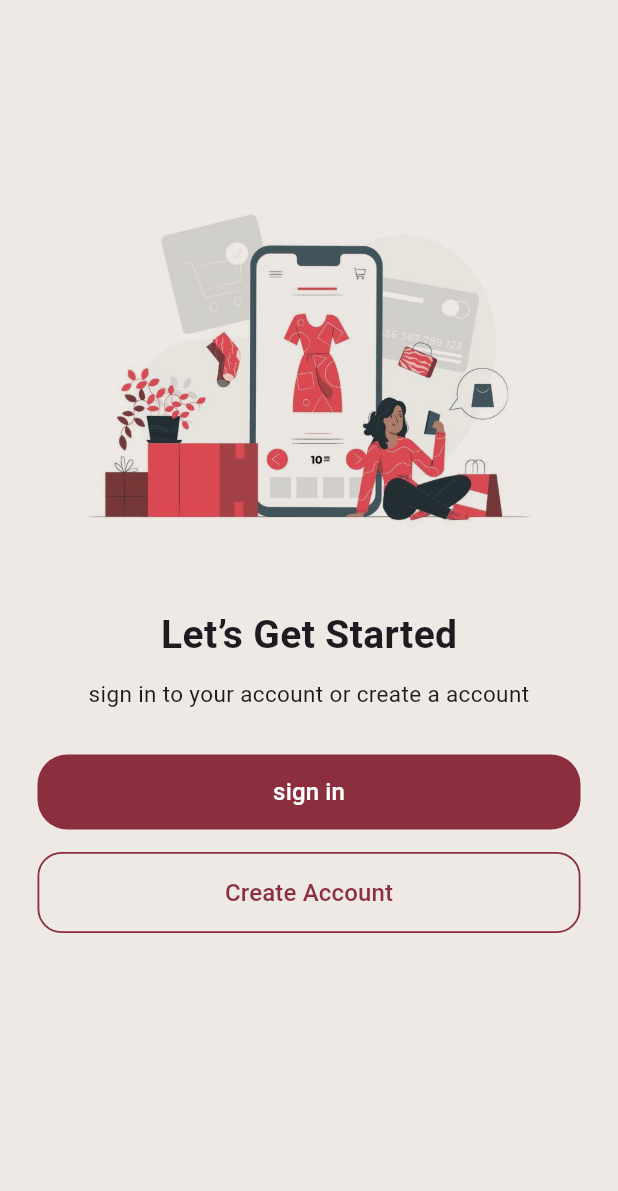
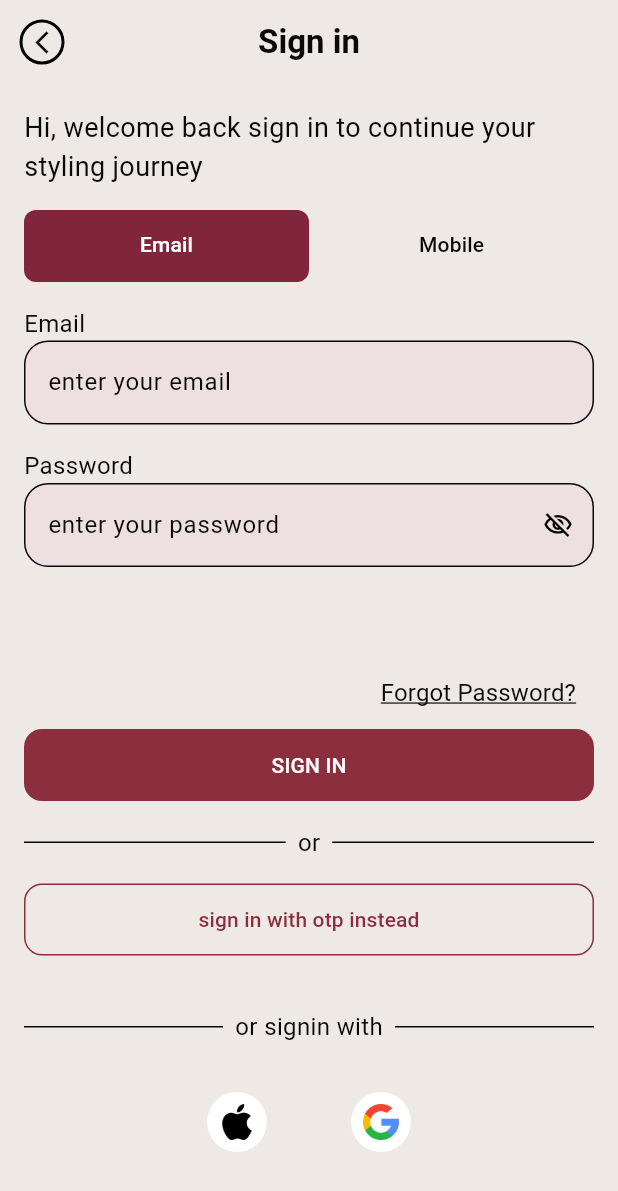
Before and after one commit to Coder240807/kisekae, a Flutter app: the screen it shows after launch, after a tap on "sign in", on a phone screen of 412 x 824 dp. Shown: the top 1191 px of the screen. Run offline on Flutter 3.47's test engine with Material 3 defaults, Android fonts, the phone set to English and light mode, and no system bars.

Commit message:
feat: add login and password recovery screens

```diff
--- a/lib/main.dart
+++ b/lib/main.dart
@@ -1,5 +1,5 @@
 import 'package:flutter/material.dart';
-import 'package:kisekae/getting_started.dart';
+import 'package:kisekae/screens/getting_started.dart';
 
 void main() {
   runApp(const MyApp());
@@ -12,7 +12,20 @@ class MyApp extends StatelessWidget {
   Widget build(BuildContext context) {
     return MaterialApp(
       title: 'Kisekae',
-      theme: ThemeData(),
+      theme: ThemeData(
+        colorScheme: ColorScheme(
+          brightness: Brightness.light,
+          primary: Color(0xFF8B2E3E),
+          onPrimary: Color(0xFFFFFFFF),
+          secondary: Color(0xFF6F2532),
+          onSecondary: Color(0xFFFFFFFF),
+          error: Color(0xFFFF2C2C),
+          onError: Color(0xFFEAEAEA),
+          surface: Color(0xFFEEE9E4),
+          onSurface: Color(0xFF09090A),
+          surfaceContainerHighest: Color(0XFFEEE0E2),
+        ),
+      ),
       debugShowCheckedModeBanner: false,
       home: const GettingStartedScreen(),
     );
--- a/lib/getting_started.dart
+++ b/lib/screens/getting_started.dart
@@ -1,5 +1,6 @@
 import 'package:flutter/material.dart';
-import 'package:kisekae/create_account.dart';
+import 'package:kisekae/screens/create_account.dart';
+import 'package:kisekae/screens/signin.dart';
 
 class GettingStartedScreen extends StatelessWidget {
   const GettingStartedScreen({super.key});
@@ -46,13 +47,18 @@ class GettingStartedScreen extends StatelessWidget {
 
                 const SizedBox(height: 30),
                 ElevatedButton(
-                  onPressed: () {},
+                  onPressed: () {
+                    Navigator.push(
+                      context,
+                      MaterialPageRoute(builder: (context) => const Signin()),
+                    );
+                  },
                   style: ElevatedButton.styleFrom(
                     backgroundColor: const Color(0xFF8B2E3E),
                     foregroundColor: Colors.white,
                     minimumSize: const Size(double.infinity, 50),
                     shape: RoundedRectangleBorder(
-                      borderRadius: BorderRadius.circular(20),
+                      borderRadius: BorderRadius.circular(12),
                     ),
                     elevation: 0,
                   ),
@@ -81,7 +87,7 @@ class GettingStartedScreen extends StatelessWidget {
                       width: 1.2,
                     ),
                     shape: RoundedRectangleBorder(
-                      borderRadius: BorderRadius.circular(16),
+                      borderRadius: BorderRadius.circular(12),
                     ),
                   ),
                   child: const Text(
--- /dev/null
+++ b/lib/screens/signin.dart
@@ -0,0 +1,345 @@
+import 'package:flutter/material.dart';
+import 'package:kisekae/screens/forgot_password.dart';
+import 'package:kisekae/screens/verify_email.dart';
+
+class Signin extends StatefulWidget {
+  const Signin({super.key});
+
+  @override
+  State<Signin> createState() => _SigninState();
+}
+
+class _SigninState extends State<Signin> {
+  final _form = GlobalKey<FormState>();
+  final TextEditingController _emailController = TextEditingController();
+  final TextEditingController _phoneController = TextEditingController();
+  final TextEditingController _passwordController = TextEditingController();
+
+  bool _obscurePassword = true;
+
+  void _submitForm() {
+    if (_form.currentState!.validate()) {
+      ScaffoldMessenger.of(context)
+          .showSnackBar(const SnackBar(content: Text('Login Successfully!')));
+    }
+  }
+
+  @override
+  void dispose() {
+    _emailController.dispose();
+    _phoneController.dispose();
+    _passwordController.dispose();
+    super.dispose();
+  }
+
+  @override
+  Widget build(BuildContext context) {
+    ColorScheme colors = Theme.of(context).colorScheme;
+
+    return Scaffold(
+      appBar: AppBar(
+        leading: IconButton(
+          onPressed: () {
+            Navigator.pop(context);
+          },
+          icon: Container(
+            padding: const EdgeInsets.all(4),
+            decoration: BoxDecoration(
+              shape: BoxShape.circle,
+              color: Colors.transparent,
+              border: Border.all(color: Colors.black, width: 2),
+            ),
+            child: const Icon(Icons.arrow_back_ios_new, size: 18),
+          ),
+        ),
+        centerTitle: true,
+        title: Text("Sign in", style: TextStyle(fontWeight: FontWeight.w600)),
+      ),
+      body: SingleChildScrollView(
+        padding: EdgeInsets.all(16),
+        child: Column(
+          children: [
+            Text(
+              'Hi, welcome back sign in to continue your styling journey',
+              style: TextStyle(fontSize: 18),
+            ),
+            SizedBox(height: 16),
+            DefaultTabController(
+              length: 2,
+              child: Form(
+                key: _form,
+                child: Column(
+                  children: [
+                    TabBar(
+                      tabs: [
+                        Tab(text: 'Email'),
+                        Tab(text: 'Mobile'),
+                      ],
+                      indicator: BoxDecoration(
+                        borderRadius: BorderRadius.circular(8),
+                        color: const Color(0xFF81253A),
+                      ),
+                      indicatorSize: TabBarIndicatorSize.tab,
+                      dividerColor: Colors.transparent,
+                      labelColor: Colors.white,
+                      unselectedLabelColor: colors.onSurface,
+                    ),
+                    SizedBox(
+                      height: 250,
+                      child: TabBarView(
+                        children: [
+                          Column(
+                            children: [
+                              SizedBox(height: 16),
+                              _TextInput(
+                                label: 'Email',
+                                hint: 'enter your email',
+                                controller: _emailController,
+                                validator: (value) {
+                                  if (value == null || value.trim().isEmpty) {
+                                    return 'Please enter your email';
+                                  }
+                                  final emailRegex = RegExp(
+                                    r'^[\w-\.]+@([\w-]+\.)+[\w-]{2,4}$',
+                                  );
+                                  if (!emailRegex.hasMatch(value)) {
+                                    return 'Enter a valid email address';
+                                  }
+                                  return null;
+                                },
+                              ),
+                              SizedBox(height: 16),
+                              _TextInput(
+                                label: 'Password',
+                                hint: 'enter your password',
+                                controller: _passwordController,
+                                obscureText: _obscurePassword,
+                                suffixIcon: IconButton(
+                                  icon: Icon(
+                                    _obscurePassword
+                                        ? Icons.visibility_off_outlined
+                                        : Icons.visibility_outlined,
+                                    color: Colors.black,
+                                    size: 20,
+                                  ),
+                                  onPressed: () {
+                                    setState(() {
+                                      _obscurePassword = !_obscurePassword;
+                                    });
+                                  },
+                                ),
+                                validator: (value) {
+                                  if (value == null || value.isEmpty) {
+                                    return 'Please enter a password';
+                                  }
+                                  if (value.length < 8) {
+                                    return 'Password must be at least 8 characters';
+                                  }
+                                  return null;
+                                },
+                              ),
+                            ],
+                          ),
+                          Column(
+                            children: [
+                              SizedBox(height: 16),
+                              _TextInput(
+                                label: 'Mobile number',
+                                hint: 'enter your mobile number',
+                                controller: _phoneController,
+                                keyboardType: TextInputType.phone,
+                                validator: (value) {
+                                  if (value == null || value.trim().isEmpty) {
+                                    return 'Please enter your mobile number';
+                                  }
+                                  if (value.trim().length < 10) {
+                                    return 'Enter a valid mobile number';
+                                  }
+                                  return null;
+                                },
+                              ),
+                              SizedBox(height: 16),
+                              _TextInput(
+                                label: 'Password',
+                                hint: 'enter your password',
+                                controller: _passwordController,
+                                obscureText: _obscurePassword,
+                                suffixIcon: IconButton(
+                                  icon: Icon(
+                                    _obscurePassword
+                                        ? Icons.visibility_off_outlined
+                                        : Icons.visibility_outlined,
+                                    color: Colors.black,
+                                    size: 20,
+                                  ),
+                                  onPressed: () {
+                                    setState(() {
+                                      _obscurePassword = !_obscurePassword;
+                                    });
+                                  },
+                                ),
+                                validator: (value) {
+                                  if (value == null || value.isEmpty) {
+                                    return 'Please enter a password';
+                                  }
+                                  return null;
+                                },
+                              ),
+                            ],
+                          ),
+                        ],
+                      ),
+                    ),
+                  ],
+                ),
+              ),
+            ),
+            Align(
+              alignment: Alignment.centerRight,
+              child: TextButton(
+                onPressed: () {
+                  Navigator.push(
+                    context,
+                    MaterialPageRoute(
+                      builder: (context) => const ForgotPassword(),
+                    ),
+                  );
+                },
+                child: Text(
+                  'Forgot Password?',
+                  style: TextStyle(
+                    decoration: TextDecoration.underline,
+                    fontWeight: FontWeight.normal,
+                    fontSize: 16,
+                    color: colors.onSurface,
+                  ),
+                ),
+              ),
+            ),
+            SizedBox(
+              width: double.infinity,
+              height: 48,
+              child: FilledButton(
+                onPressed: _submitForm,
+                style: FilledButton.styleFrom(
+                  shape: RoundedRectangleBorder(
+                    borderRadius: BorderRadius.circular(12),
+                  ),
+                ),
+                child: const Text('SIGN IN'),
+              ),
+            ),
+            SizedBox(height: 16),
+            Row(
+              children: [
+                Expanded(child: Divider()),
+                SizedBox(width: 8),
+                Text("or", style: TextStyle(fontSize: 16)),
+                SizedBox(width: 8),
+                Expanded(child: Divider()),
+              ],
+            ),
+            SizedBox(height: 16),
+            SizedBox(
+              width: double.infinity,
+              height: 48,
+              child: OutlinedButton(
+                onPressed: () {
+                  Navigator.push(
+                    context,
+                    MaterialPageRoute(
+                      builder: (context) => const VerifyEmail(),
+                    ),
+                  );
+                },
+                style: OutlinedButton.styleFrom(
+                  side: BorderSide(color: colors.primary),
+                  shape: RoundedRectangleBorder(
+                    borderRadius: BorderRadius.circular(12),
+                  ),
+                ),
+                child: const Text('sign in with otp instead'),
+              ),
+            ),
+            SizedBox(height: 36),
+            Row(
+              children: [
+                Expanded(child: Divider()),
+                SizedBox(width: 8),
+                Text("or signin with", style: TextStyle(fontSize: 16)),
+                SizedBox(width: 8),
+                Expanded(child: Divider()),
+              ],
+            ),
+            SizedBox(height: 32),
+            Row(
+              mainAxisAlignment: MainAxisAlignment.center,
+              children: [
+                CircleAvatar(
+                  backgroundColor: Colors.white,
+                  child: Padding(
+                    padding: EdgeInsets.all(8),
+                    child: Image.asset('assets/images/icons/apple.png'),
+                  ),
+                ),
+                SizedBox(width: 56),
+                CircleAvatar(
+                  backgroundColor: Colors.white,
+                  child: Padding(
+                    padding: EdgeInsets.all(8),
+                    child: Image.asset('assets/images/icons/google.png'),
+                  ),
+                ),
+              ],
+            ),
+          ],
+        ),
+      ),
+    );
+  }
+}
+
+class _TextInput extends StatelessWidget {
+  final String label;
+  final String hint;
+  final TextEditingController controller;
+  final FormFieldValidator<String>? validator;
+  final bool obscureText;
+  final Widget? suffixIcon;
+  final TextInputType? keyboardType;
+
+  const _TextInput({
+    required this.label,
+    required this.hint,
+    required this.controller,
+    this.validator,
+    this.obscureText = false,
+    this.suffixIcon,
+    this.keyboardType,
+  });
+
+  @override
+  Widget build(BuildContext context) {
+    ColorScheme colors = Theme.of(context).colorScheme;
+
+    return Column(
+      crossAxisAlignment: CrossAxisAlignment.start,
+      children: [
+        Text(label, style: TextStyle(fontSize: 16)),
+        TextFormField(
+          controller: controller,
+          obscureText: obscureText,
+          keyboardType: keyboardType,
+          validator: validator,
+          decoration: InputDecoration(
+            hintText: hint,
+            filled: true,
+            fillColor: colors.surfaceContainerHighest,
+            border: OutlineInputBorder(borderRadius: BorderRadius.circular(16)),
+            suffixIcon: suffixIcon,
+          ),
+        ),
+      ],
+    );
+  }
+}
--- a/pubspec.yaml
+++ b/pubspec.yaml
@@ -57,6 +57,8 @@ flutter:
   uses-material-design: true
   assets:
     - assets/images/pic1.png
+    - assets/images/icons/apple.png
+    - assets/images/icons/google.png
   # To add assets to your application, add an assets section, like this:
   # assets:
   #   - images/a_dot_burr.jpeg
```
Also changed, not shown: lib/screens/create_account.dart (renamed from lib/create_account.dart, +21 -3 lines), lib/screens/forgot_password.dart (added, +114 -0 lines), lib/screens/verify_email.dart (added, +144 -0 lines), assets/images/icons/apple.png (added), assets/images/icons/google.png (added), 1 other file.
